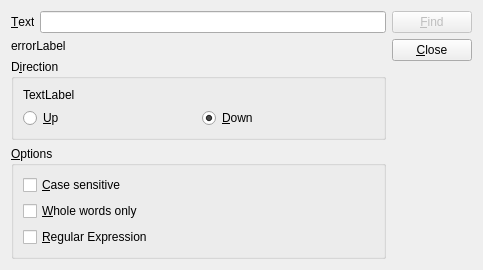
dewhisna/QtFindReplaceDialog, file lib/findform.ui: the form before one commit.
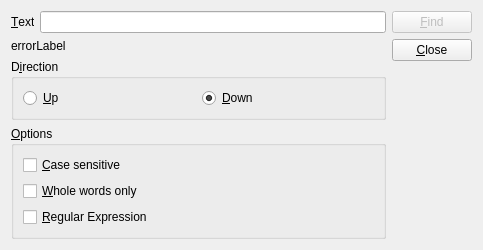
The form after the commit.

Commit message: removed bogus text label

```diff
--- a/lib/findform.ui
+++ b/lib/findform.ui
@@ -50,14 +50,14 @@
         <string>D&amp;irection</string>
        </property>
        <layout class="QGridLayout" name="gridLayout_2">
-        <item row="1" column="0">
+        <item row="0" column="0">
          <widget class="QRadioButton" name="upRadioButton">
           <property name="text">
            <string>&amp;Up</string>
           </property>
          </widget>
         </item>
-        <item row="1" column="1">
+        <item row="0" column="1">
          <widget class="QRadioButton" name="downRadioButton">
           <property name="text">
            <string>&amp;Down</string>
@@ -67,13 +67,6 @@
           </property>
          </widget>
         </item>
-        <item row="0" column="0">
-         <widget class="QLabel" name="label_2">
-          <property name="text">
-           <string>TextLabel</string>
-          </property>
-         </widget>
-        </item>
        </layout>
       </widget>
      </item>
```
The commit also changes 1 other file.
